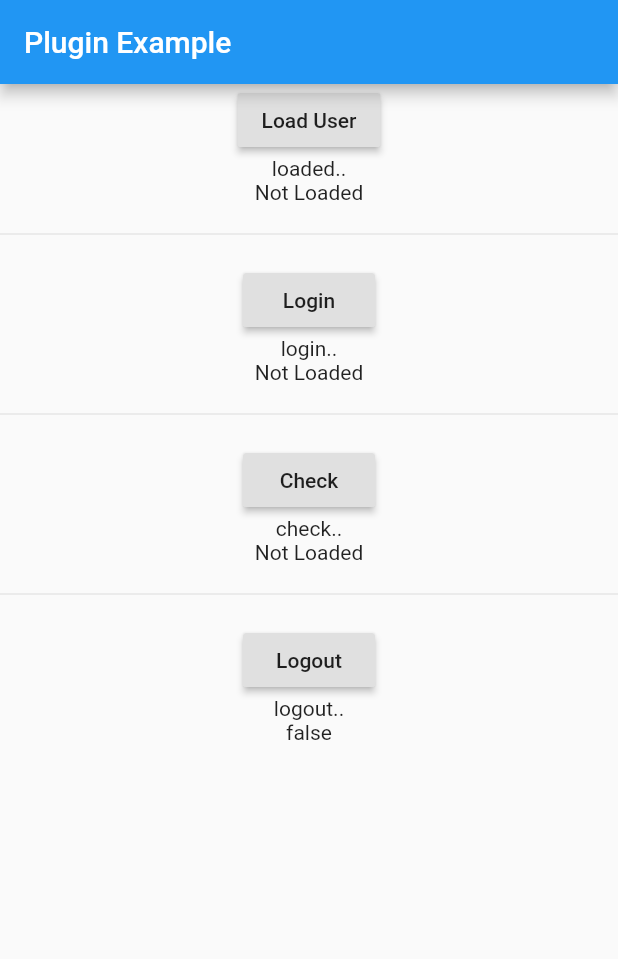
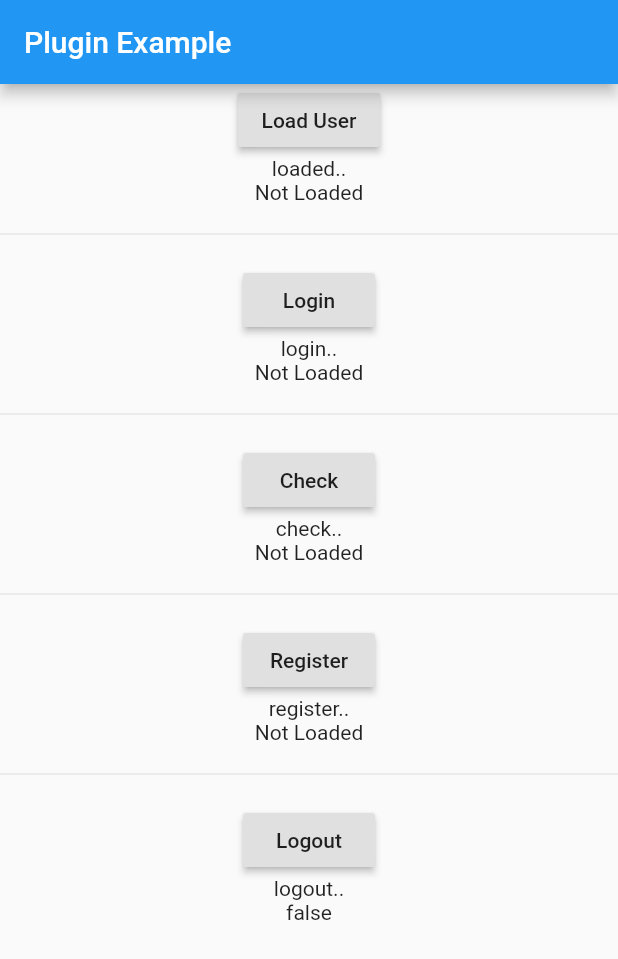
Before and after one commit to msayed-net/user_auth, a Flutter app: the screen it shows after launch, on a phone screen of 412 x 824 dp. Shown: the top 959 px of the screen. Run offline on Flutter 3.47's test engine with Material 2 defaults, Android fonts, the phone set to English and light mode, and no system bars; our stand-ins replace shared_preferences.

Commit message:
added register

```diff
--- a/example/lib/main.dart
+++ b/example/lib/main.dart
@@ -6,7 +6,7 @@ import 'package:user_auth/user_auth.dart';
 UserAuth user = new UserAuth();
 
 // ---- vars ---- //
-var activeUser, checkedUser, loadedUser, loggedOut = false;
+var activeUser, checkedUser, loadedUser, registeredUser, loggedOut = false;
 
 Future main() async {
   // ---- user init ---- //
@@ -86,6 +86,24 @@ class _MyAppState extends State<MyApp> {
                   : Text(user.placeHolder()),
               Divider(height: 40),
               RaisedButton(
+                child: Text('Register'),
+                onPressed: () async {
+                  Map form = {
+                    "email": "test@test.com",
+                    "phone": "00000000",
+                    "name": "mohamed sayed",
+                    "password": "1234567",
+                  };
+                  registeredUser = await user.register(form: form);
+                  setState(() {});
+                },
+              ),
+              Text('register..'),
+              registeredUser != null
+                  ? Text(registeredUser.toString())
+                  : Text(user.placeHolder()),
+              Divider(height: 40),
+              RaisedButton(
                 child: Text('Logout'),
                 onPressed: () async {
                   loggedOut = await user.logout(
--- a/pubspec.yaml
+++ b/pubspec.yaml
@@ -1,6 +1,6 @@
 name: user_auth
 description: Handy flutter plugin that help with user-backend-auth, written in pure dart code.
-version: 1.0.1
+version: 1.1.0
 authors:
 - Creator <creative.mohamed.sayed@gmail.com>
 homepage: https://github.com/MohamedSayed95/user_auth
```
Also changed, not shown: lib/user_auth.dart (+23 -2 lines), example/pubspec.lock, 3 other files.
